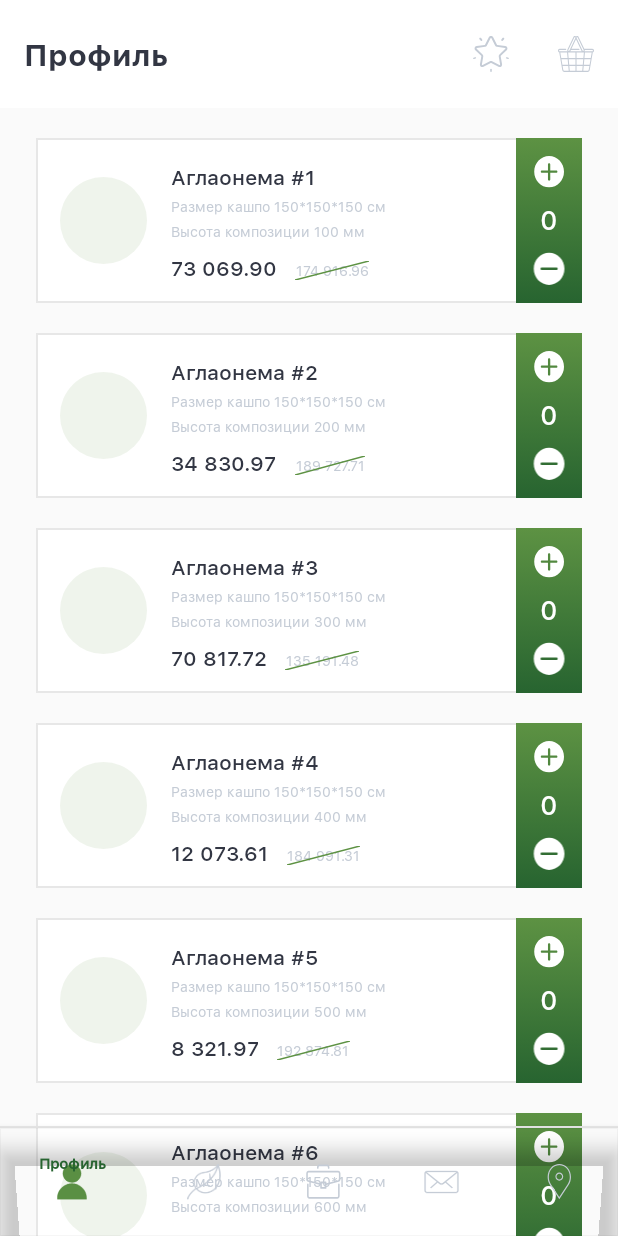
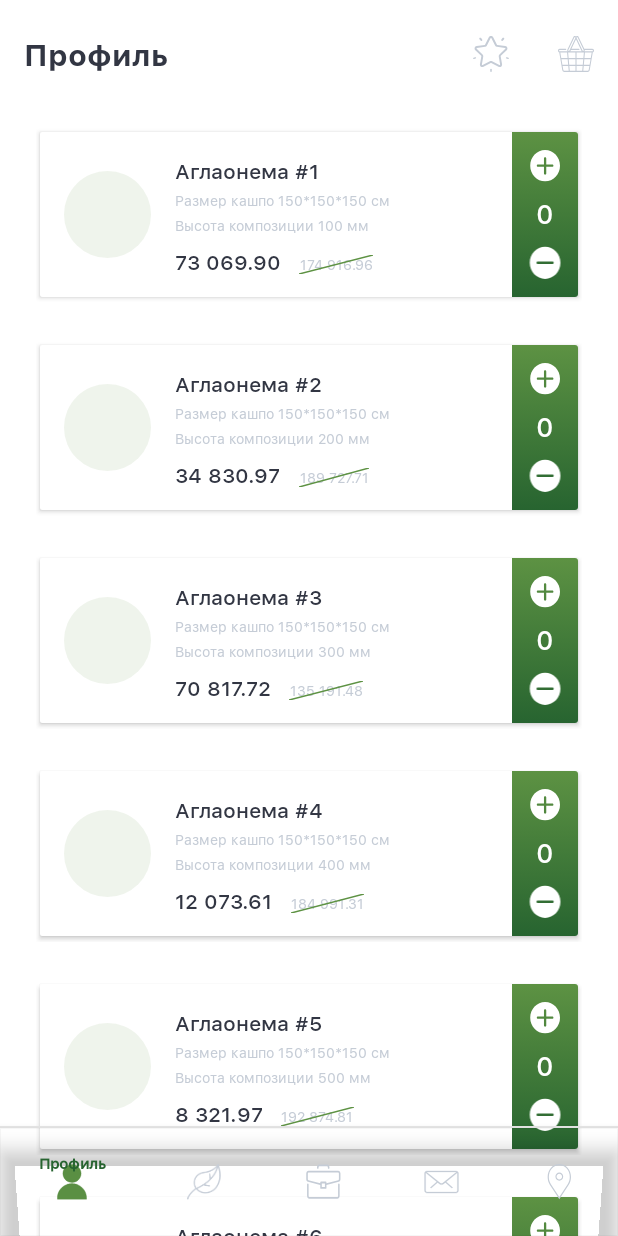
Before and after one commit to epifanov-lab/GreenPremium, an Android app: the fragment PlantSubFragment placed in its activity, on a phone screen of 412 x 824 dp. Run offline under Robolectric (Android 15) with nearby library versions, the phone set to English and light mode, and no system bars; plain views replace RealtimeBlurView; 2 statements that could not run were skipped.

Commit message:
plant item st.4 margins and shadow

```diff
--- a/app/src/main/java/com/lab/greenpremium/ui/customview/PlantItemView.kt
+++ b/app/src/main/java/com/lab/greenpremium/ui/customview/PlantItemView.kt
@@ -4,11 +4,14 @@ import android.content.Context
 import android.util.AttributeSet
 import android.view.LayoutInflater
 import android.view.View
+import android.widget.LinearLayout
 import android.widget.RelativeLayout
 import com.lab.greenpremium.R
 import com.lab.greenpremium.data.entity.Plant
 import com.lab.greenpremium.utills.currencyFormat
 import kotlinx.android.synthetic.main.view_item_plant.view.*
+
+
 
 const val MIN_COUNT = 0
 
@@ -63,4 +66,12 @@ class PlantItemView : RelativeLayout {
         updateByType(plant.type)
         setCounter(count)
     }
+
+    fun setMargins(left: Int, top: Int, right: Int, bottom: Int) {
+        val p = LinearLayout.LayoutParams(LinearLayout.LayoutParams(
+                LinearLayout.LayoutParams.MATCH_PARENT, LinearLayout.LayoutParams.WRAP_CONTENT))
+        p.setMargins(left, top, right, bottom)
+        this.layoutParams = p
+        this.requestLayout()
+    }
 }
--- a/app/src/main/java/com/lab/greenpremium/ui/screen/main/plants/PlantSubFragment.kt
+++ b/app/src/main/java/com/lab/greenpremium/ui/screen/main/plants/PlantSubFragment.kt
@@ -38,6 +38,7 @@ class PlantSubFragment : BaseFragment() {
         type = Plant.Type.values()[arguments!!.getInt(KEY_TYPE)]
 
         recycler.layoutManager = LinearLayoutManager(context, LinearLayout.VERTICAL, false)
-        recycler.adapter = PlantRecyclerAdapter (getMockPlantList(type == Plant.Type.BIG))
+        recycler.adapter = PlantRecyclerAdapter (getMockPlantList(type == Plant.Type.BIG),
+                context?.resources?.getDimension(R.dimen.space_medium_2)?.toInt())
     }
 }
--- a/app/src/main/java/com/lab/greenpremium/ui/screen/main/plants/adapters/PlantRecyclerAdapter.kt
+++ b/app/src/main/java/com/lab/greenpremium/ui/screen/main/plants/adapters/PlantRecyclerAdapter.kt
@@ -6,7 +6,8 @@ import com.lab.greenpremium.data.entity.Plant
 import com.lab.greenpremium.ui.customview.PlantItemView
 
 
-class PlantRecyclerAdapter(val list: List<Plant>) : RecyclerView.Adapter<PlantRecyclerAdapter.ViewHolder>() {
+class PlantRecyclerAdapter(private val list: List<Plant>, private val margin: Int?) : RecyclerView.Adapter<PlantRecyclerAdapter.ViewHolder>() {
+
 
     override fun onCreateViewHolder(parent: ViewGroup, viewType: Int): ViewHolder {
         val view = PlantItemView(parent.context)
@@ -16,6 +17,15 @@ class PlantRecyclerAdapter(val list: List<Plant>) : RecyclerView.Adapter<PlantRe
 
     override fun onBindViewHolder(holder: ViewHolder, position: Int) {
         holder.view.setData(list[position])
+
+        if (margin != null) {
+            holder.view.setMargins(
+                    margin / 2,
+                    margin / 2,
+                    margin / 2,
+                    if (position == list.lastIndex) margin * 3 else margin / 2)
+        }
+
     }
 
     override fun getItemCount(): Int {
--- a/app/src/main/res/layout/sub_fragment_plants.xml
+++ b/app/src/main/res/layout/sub_fragment_plants.xml
@@ -1,13 +1,15 @@
 <?xml version="1.0" encoding="utf-8"?>
 <RelativeLayout xmlns:android="http://schemas.android.com/apk/res/android"
-                android:layout_width="match_parent"
-                android:layout_height="match_parent"
-                android:paddingLeft="@dimen/space_medium_2"
-                android:paddingRight="@dimen/space_medium_2">
+    android:layout_width="match_parent"
+    android:layout_height="match_parent"
+    android:background="@color/white">
 
     <android.support.v7.widget.RecyclerView
         android:id="@+id/recycler"
         android:layout_width="match_parent"
-        android:layout_height="match_parent"/>
+        android:layout_height="match_parent"
+        android:clipToPadding="false"
+        android:paddingLeft="@dimen/space_small_3"
+        android:paddingRight="@dimen/space_small_3" />
 
 </RelativeLayout>
--- a/app/src/main/res/layout/view_item_plant.xml
+++ b/app/src/main/res/layout/view_item_plant.xml
@@ -1,11 +1,17 @@
 <?xml version="1.0" encoding="utf-8"?>
-<RelativeLayout xmlns:android="http://schemas.android.com/apk/res/android"
+<android.support.v7.widget.CardView xmlns:android="http://schemas.android.com/apk/res/android"
+    xmlns:app="http://schemas.android.com/apk/res-auto"
     xmlns:tools="http://schemas.android.com/tools"
+    android:layout_width="match_parent"
+    android:layout_height="match_parent"
+    android:elevation="@dimen/elevation"
+    app:cardUseCompatPadding="true">
+
+    <RelativeLayout
         android:id="@+id/container_main"
         android:layout_width="match_parent"
         android:layout_height="@dimen/item_plant_height"
-    android:layout_marginTop="@dimen/space_medium_1"
-    android:background="@drawable/bcg_plant_item">
+        android:background="@color/white">
 
         <RelativeLayout
             android:id="@+id/container_image"
@@ -162,3 +168,5 @@
         </LinearLayout>
 
     </RelativeLayout>
+
+</android.support.v7.widget.CardView>
--- a/app/src/main/res/values/dimens.xml
+++ b/app/src/main/res/values/dimens.xml
@@ -35,9 +35,10 @@
     <dimen name="font_size_18">18sp</dimen>
     <dimen name="font_size_20">20sp</dimen>
 
-    <!--radius-->
+    <!--other-->
     <dimen name="radius_6">6dp</dimen>
     <dimen name="radius_12">12dp</dimen>
+    <dimen name="elevation">20dp</dimen>
 
     <!--views sizes-->
     <dimen name="auth_button_width">240dp</dimen>
```
Also changed, not shown: app/src/main/res/layout/fragment_basket.xml (+4 -3 lines), app/src/main/res/layout/fragment_contacts.xml (+4 -3 lines), app/src/main/res/layout/fragment_favorites.xml (+4 -3 lines), app/src/main/res/layout/fragment_map.xml (+4 -3 lines), app/src/main/res/layout/fragment_plants.xml (+9 -9 lines), app/src/main/res/layout/fragment_portfolio.xml (+9 -9 lines), app/src/main/res/layout/fragment_profile.xml (+4 -3 lines). Lines whose indentation alone changed are shown as unchanged.
